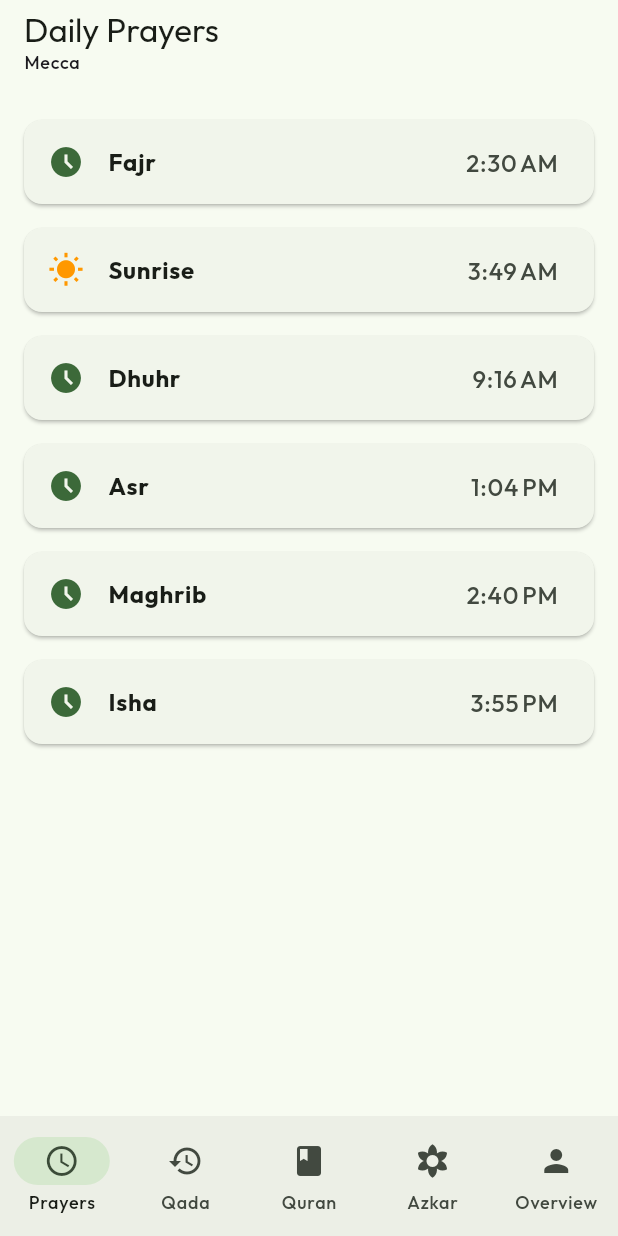
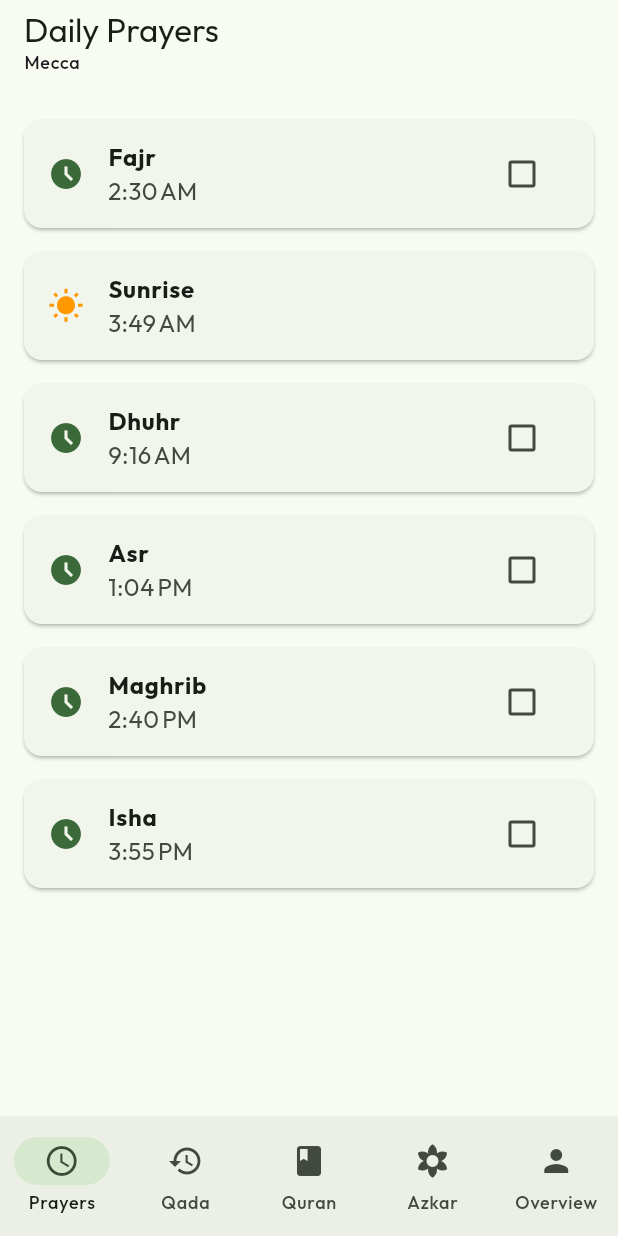
Before and after one commit to ZeroX96/Rafiq, a Flutter app: the screen it shows after launch, after a tap on "Mecca", on a phone screen of 412 x 824 dp. Run offline on Flutter 3.47's test engine with Material 3 defaults, Android fonts, the phone set to English and light mode, and no system bars; our stand-ins replace adhan, drift, flutter_local_notifications, flutter_riverpod, flutter_secure_storage, go_router and 5 more; accounts and stored records are empty; generated files the repository leaves out were written again.

Commit message:
feat: Add initial Flutter app setup with a daily prayer screen and expanded project idea documentation.

```diff
--- a/lib/features/daily_prayer/presentation/daily_prayer_screen.dart
+++ b/lib/features/daily_prayer/presentation/daily_prayer_screen.dart
@@ -85,17 +85,40 @@ class _DailyPrayerScreenState extends ConsumerState<DailyPrayerScreen> {
 
   Widget _buildPrayerTile(String name, DateTime time, {bool isPrayer = true}) {
     final formattedTime = DateFormat.jm().format(time);
+    // Mock status for now - in real app, fetch from DB
+    bool isPrayed = false;
+
+    return StatefulBuilder(
+      builder: (context, setState) {
         return Card(
           margin: const EdgeInsets.symmetric(vertical: 8),
           child: ListTile(
             leading: Icon(
               isPrayer ? Icons.access_time_filled : Icons.wb_sunny,
               color:
-              isPrayer ? Theme.of(context).colorScheme.primary : Colors.orange,
+                  isPrayer
+                      ? Theme.of(context).colorScheme.primary
+                      : Colors.orange,
             ),
-        title: Text(name, style: const TextStyle(fontWeight: FontWeight.bold)),
-        trailing: Text(formattedTime, style: const TextStyle(fontSize: 16)),
+            title: Text(
+              name,
+              style: const TextStyle(fontWeight: FontWeight.bold),
             ),
+            subtitle: Text(formattedTime, style: const TextStyle(fontSize: 16)),
+            trailing:
+                isPrayer
+                    ? Checkbox(
+                      value: isPrayed,
+                      onChanged: (value) {
+                        setState(() {
+                          isPrayed = value ?? false;
+                        });
+                      },
+                    )
+                    : null,
+          ),
+        );
+      },
     );
   }
 }
--- a/lib/main.dart
+++ b/lib/main.dart
@@ -20,6 +20,9 @@ final _router = GoRouter(
     final prefs = await SharedPreferences.getInstance();
     final bool onboardingCompleted =
         prefs.getBool('onboarding_completed') ?? false;
+    print(
+      'Redirect Check: Onboarding=$onboardingCompleted, Path=${state.uri.path}',
+    );
 
     if (!onboardingCompleted && state.uri.path != '/onboarding') {
       return '/onboarding';
@@ -80,17 +83,60 @@ class RafiqApp extends StatelessWidget {
   }
 }
 
-class ScaffoldWithNavBar extends StatelessWidget {
+class ScaffoldWithNavBar extends StatefulWidget {
   final Widget child;
   const ScaffoldWithNavBar({required this.child, super.key});
 
   @override
+  State<ScaffoldWithNavBar> createState() => _ScaffoldWithNavBarState();
+}
+
+class _ScaffoldWithNavBarState extends State<ScaffoldWithNavBar> {
+  late PageController _pageController;
+
+  @override
+  void initState() {
+    super.initState();
+    _pageController = PageController(
+      initialPage: _calculateSelectedIndex(context),
+    );
+  }
+
+  @override
+  void dispose() {
+    _pageController.dispose();
+    super.dispose();
+  }
+
+  @override
+  void didUpdateWidget(covariant ScaffoldWithNavBar oldWidget) {
+    super.didUpdateWidget(oldWidget);
+    final index = _calculateSelectedIndex(context);
+    if (_pageController.hasClients && _pageController.page?.round() != index) {
+      _pageController.jumpToPage(index);
+    }
+  }
+
+  @override
   Widget build(BuildContext context) {
     return Scaffold(
-      body: child,
+      body: PageView(
+        controller: _pageController,
+        onPageChanged: (index) => _onItemTapped(index, context),
+        children: const [
+          DailyPrayerScreen(),
+          QadaDebtScreen(),
+          QuranHadithScreen(),
+          AzkarScreen(),
+          OverviewScreen(),
+        ],
+      ),
       bottomNavigationBar: NavigationBar(
         selectedIndex: _calculateSelectedIndex(context),
-        onDestinationSelected: (int index) => _onItemTapped(index, context),
+        onDestinationSelected: (int index) {
+          _onItemTapped(index, context);
+          _pageController.jumpToPage(index);
+        },
         destinations: const [
           NavigationDestination(
             icon: Icon(Icons.access_time),
@@ -108,7 +154,7 @@ class ScaffoldWithNavBar extends StatelessWidget {
     );
   }
 
-  static int _calculateSelectedIndex(BuildContext context) {
+  int _calculateSelectedIndex(BuildContext context) {
     final String location = GoRouterState.of(context).uri.path;
     if (location.startsWith('/daily-prayer')) return 0;
     if (location.startsWith('/qada-debt')) return 1;
@@ -121,19 +167,19 @@ class ScaffoldWithNavBar extends StatelessWidget {
   void _onItemTapped(int index, BuildContext context) {
     switch (index) {
       case 0:
-        GoRouter.of(context).go('/daily-prayer');
+        context.go('/daily-prayer');
         break;
       case 1:
-        GoRouter.of(context).go('/qada-debt');
+        context.go('/qada-debt');
         break;
       case 2:
-        GoRouter.of(context).go('/quran-hadith');
+        context.go('/quran-hadith');
         break;
       case 3:
-        GoRouter.of(context).go('/azkar');
+        context.go('/azkar');
         break;
       case 4:
-        GoRouter.of(context).go('/overview');
+        context.go('/overview');
         break;
     }
   }
```
Also changed, not shown: 1 other file. Lines whose indentation alone changed are shown as unchanged.
